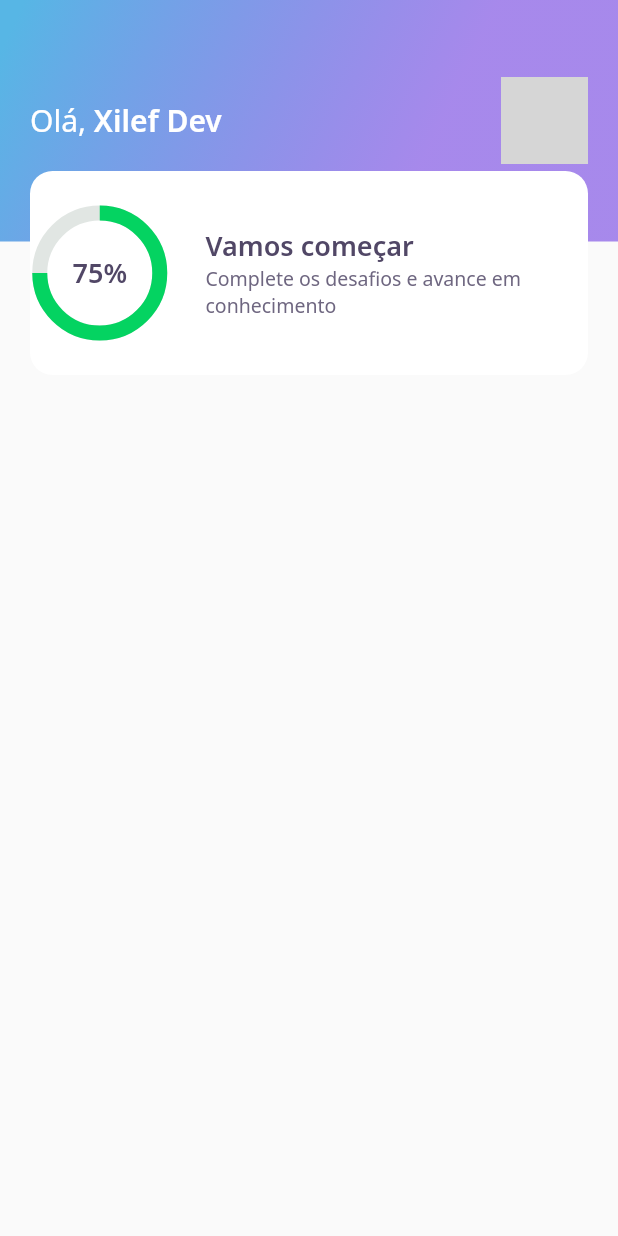
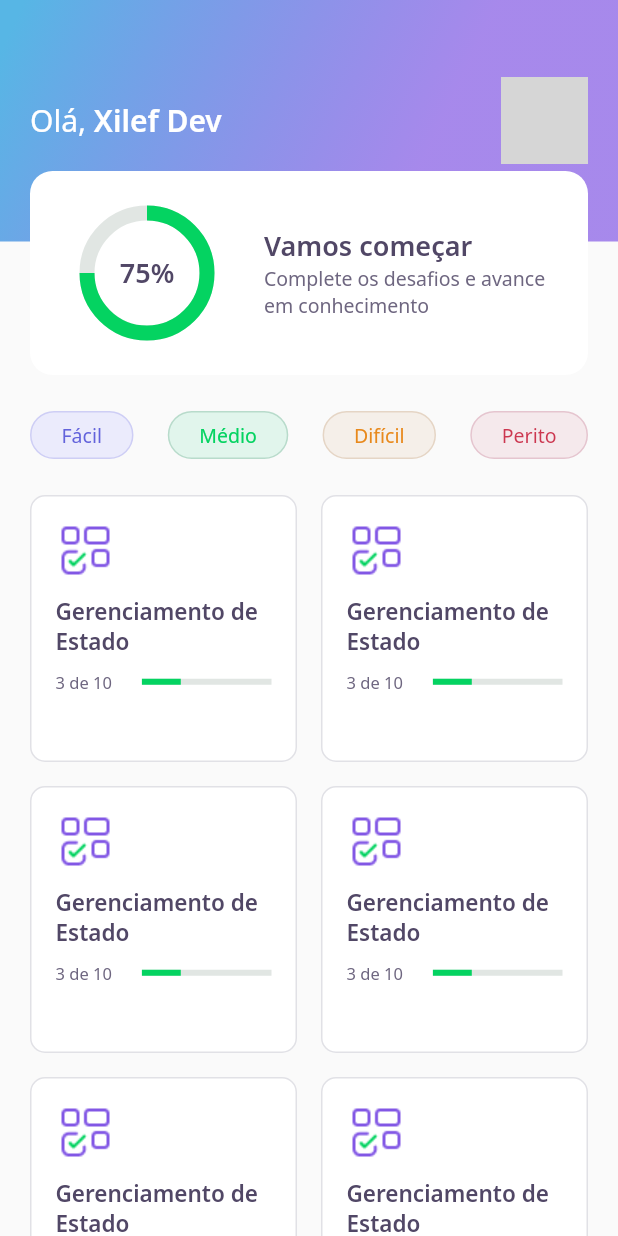
Before and after one commit to Felix-xilef/next-level-week-5-Flutter, a Flutter app: the HomePage screen opened directly, on a phone screen of 412 x 824 dp. Run offline on Flutter 3.47's test engine with Material 2 defaults, Android fonts, the phone set to English and light mode, and no system bars; our stand-ins replace google_fonts; network calls fail; grey boxes are pictures that could not be loaded.

Commit message:
Aula 2
Conteúdo da aula 2 - dia 20/04/2021

```diff
--- a/devquiz/lib/core/app_widget.dart
+++ b/devquiz/lib/core/app_widget.dart
@@ -1,4 +1,5 @@
-import 'package:devquiz/home/home_page.dart';
+import 'package:devquiz/challenge/challenge_page.dart';
+// import 'package:devquiz/home/home_page.dart';
 // import 'package:devquiz/splash/splash_page.dart';
 import 'package:flutter/material.dart';
 
@@ -7,7 +8,7 @@ class AppWidget extends StatelessWidget {
   Widget build(BuildContext context) {
     return MaterialApp(
       title: "DevQuiz",
-      home: HomePage(),
+      home: ChallengePage(),
     );
   }
 }
--- a/devquiz/lib/home/home_page.dart
+++ b/devquiz/lib/home/home_page.dart
@@ -1,4 +1,6 @@
 import 'package:devquiz/home/widgets/appbar/app_bar_widget.dart';
+import 'package:devquiz/home/widgets/level_button/level_button_widget.dart';
+import 'package:devquiz/home/widgets/quiz_card/quiz_card_widget.dart';
 import 'package:flutter/material.dart';
 
 class HomePage extends StatefulWidget {
@@ -13,6 +15,44 @@ class _HomePageState extends State<HomePage> {
   Widget build(BuildContext context) {
     return Scaffold(
       appBar: AppBarWidget(),
+      body: Padding(
+        padding: const EdgeInsets.symmetric(horizontal: 20),
+        child: Column(
+          children: [
+            SizedBox(
+              height: 24,
+            ),
+            Row(
+              mainAxisAlignment: MainAxisAlignment.spaceBetween,
+              children: [
+                LevelButtonWidget(label: "Fácil"),
+                LevelButtonWidget(label: "Médio"),
+                LevelButtonWidget(label: "Difícil"),
+                LevelButtonWidget(label: "Perito"),
+              ],
+            ),
+            SizedBox(
+              height: 24,
+            ),
+            Expanded(
+              child: GridView.count(
+                crossAxisSpacing: 16,
+                mainAxisSpacing: 16,
+                crossAxisCount: 2,
+                padding: EdgeInsets.only(bottom: 24),
+                children: [
+                  QuizCardWidget(),
+                  QuizCardWidget(),
+                  QuizCardWidget(),
+                  QuizCardWidget(),
+                  QuizCardWidget(),
+                  QuizCardWidget(),
+                ],
+              ),
+            )
+          ],
+        ),
+      ),
     );
   }
 }
--- /dev/null
+++ b/devquiz/lib/home/widgets/level_button/level_button_widget.dart
@@ -0,0 +1,65 @@
+import 'package:devquiz/core/app_colors.dart';
+import 'package:devquiz/core/core.dart';
+import 'package:flutter/material.dart';
+import 'package:google_fonts/google_fonts.dart';
+
+class LevelButtonWidget extends StatelessWidget {
+  final String label;
+
+  LevelButtonWidget({
+    Key? key,
+    required this.label
+  }) : assert(["Fácil", "Médio", "Difícil", "Perito"].contains(label)) , super(key: key);
+
+  final config = {
+    "Fácil" : {
+      "color" : AppColors.levelButtonFacil,
+      "borderColor" : AppColors.levelButtonBorderFacil,
+      "fontColor" : AppColors.levelButtonTextFacil
+    },
+    "Médio" : {
+      "color" : AppColors.levelButtonMedio,
+      "borderColor" : AppColors.levelButtonBorderMedio,
+      "fontColor" : AppColors.levelButtonTextMedio
+    },
+    "Difícil" : {
+      "color" : AppColors.levelButtonDificil,
+      "borderColor" : AppColors.levelButtonBorderDificil,
+      "fontColor" : AppColors.levelButtonTextDificil
+    },
+    "Perito" : {
+      "color" : AppColors.levelButtonPerito,
+      "borderColor" : AppColors.levelButtonBorderPerito,
+      "fontColor" : AppColors.levelButtonTextPerito
+    },
+  };
+
+  Color get color => config[label]!['color']!;
+  Color get borderColor => config[label]!['borderColor']!;
+  Color get fontColor => config[label]!['fontColor']!;
+
+  @override
+  Widget build(BuildContext context) {
+    return Container(
+      decoration: BoxDecoration(
+        color: color,
+        border: Border.fromBorderSide(
+          BorderSide(
+            color: borderColor,
+          ),
+        ),
+        borderRadius: BorderRadius.circular(28),
+      ),
+      child: Padding(
+        padding: const EdgeInsets.symmetric(horizontal: 20, vertical: 6),
+        child: Text(
+          label,
+          style: GoogleFonts.notoSans(
+            color: fontColor,
+            fontSize: 13
+          ),
+        ),
+      ),
+    );
+  }
+}
--- /dev/null
+++ b/devquiz/lib/home/widgets/quiz_card/quiz_card_widget.dart
@@ -0,0 +1,60 @@
+import 'package:devquiz/core/app_colors.dart';
+import 'package:devquiz/core/app_images.dart';
+import 'package:devquiz/core/app_text_styles.dart';
+import 'package:devquiz/shared/widgets/progress_indicator/progress_indicator_widget.dart';
+import 'package:flutter/material.dart';
+
+class QuizCardWidget extends StatelessWidget {
+  @override
+  Widget build(BuildContext context) {
+    return Container(
+      padding: EdgeInsets.all(16),
+      decoration: BoxDecoration(
+        border: Border.fromBorderSide(
+          BorderSide(
+            color: AppColors.border,
+          ),
+        ),
+        color: AppColors.white,
+        borderRadius: BorderRadius.circular(10),
+      ),
+      child: Column(
+        crossAxisAlignment: CrossAxisAlignment.start,
+        children: [
+          Container(
+            height: 40,
+            width: 40,
+            child: Image.asset(AppImages.blocks),
+          ),
+          SizedBox(
+            height: 10,
+          ),
+          Text(
+            "Gerenciamento de Estado",
+            style: AppTextStyles.heading15,
+          ),
+          SizedBox(
+            height: 10,
+          ),
+          Row(
+            children: [
+              Expanded(
+                flex: 2,
+                child: Text(
+                  "3 de 10",
+                  style: AppTextStyles.body11,
+                ),
+              ),
+              Expanded(
+                flex: 3,
+                child: ProgressIndicatorWidget(
+                  value: 0.3,
+                ),
+              )
+            ],
+          ),
+        ],
+      ),
+    );
+  }
+}
--- a/devquiz/lib/home/widgets/score_card/score_card_widget.dart
+++ b/devquiz/lib/home/widgets/score_card/score_card_widget.dart
@@ -13,15 +13,17 @@ class ScoreCardWidget extends StatelessWidget {
 					color: AppColors.white,
 					borderRadius: BorderRadius.circular(15)
 				),
+				child: Padding(
+				  padding: const EdgeInsets.symmetric(horizontal: 24),
 				  child: Row(
 				  	crossAxisAlignment: CrossAxisAlignment.center,
 				  	children: [
 				  		Expanded(
-							flex: 1,
+				  			flex: 2,
 				  			child: ChartWidget()
 				  		),
 				  		Expanded(
-							flex: 3,
+				  			flex: 4,
 				  			child: Padding(
 				  				padding: const EdgeInsets.only(left: 24),
 				  				child: Column(
@@ -37,6 +39,7 @@ class ScoreCardWidget extends StatelessWidget {
 				  	],
 				  ),
 				),
+			),
 		);
 	}
 }
--- /dev/null
+++ b/devquiz/lib/shared/widgets/progress_indicator/progress_indicator_widget.dart
@@ -0,0 +1,17 @@
+import 'package:devquiz/core/core.dart';
+import 'package:flutter/material.dart';
+
+class ProgressIndicatorWidget extends StatelessWidget {
+  final double value;
+
+  const ProgressIndicatorWidget({Key? key, required this.value}) : super(key: key);
+
+  @override
+  Widget build(BuildContext context) {
+    return LinearProgressIndicator(
+      value: value,
+      backgroundColor: AppColors.chartSecondary,
+      valueColor: AlwaysStoppedAnimation<Color>(AppColors.chartPrimary),
+    );
+  }
+}
```
Also changed, not shown: devquiz/lib/challenge/challenge_page.dart (added, +26 -0 lines), devquiz/lib/challenge/widget/answer/answer_widget.dart (added, +81 -0 lines), devquiz/lib/challenge/widget/question_indicator/question_indicator.dart (added, +38 -0 lines), devquiz/lib/challenge/widget/quiz/quiz_widget.dart (added, +44 -0 lines). Lines whose indentation alone changed are shown as unchanged.
